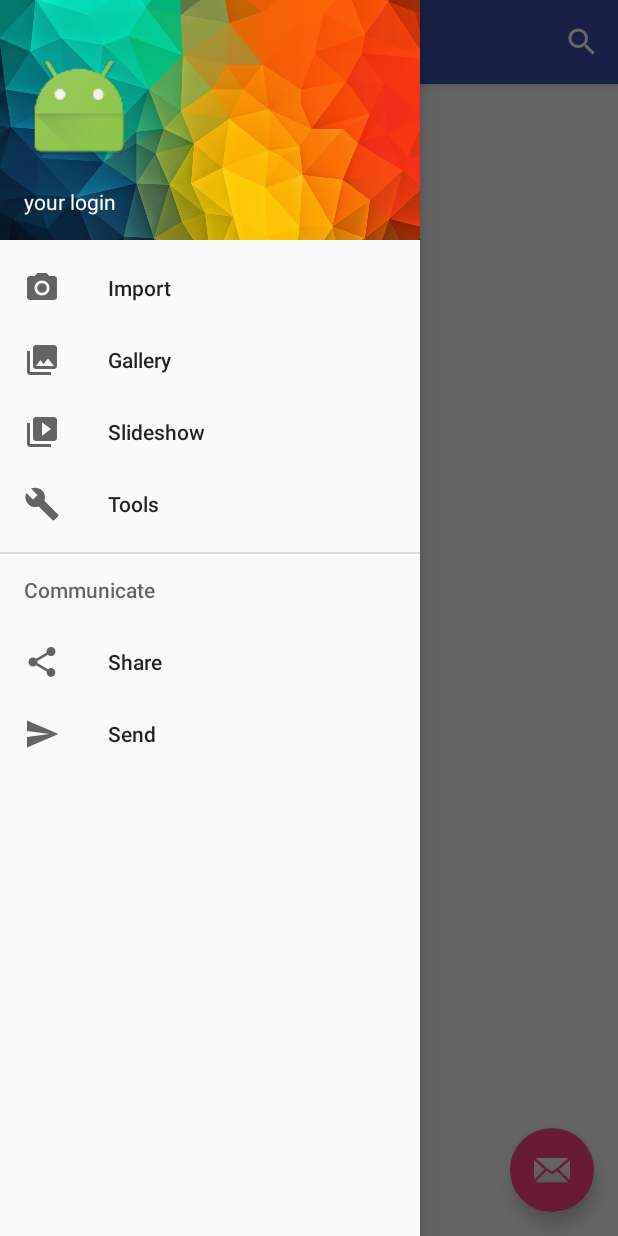
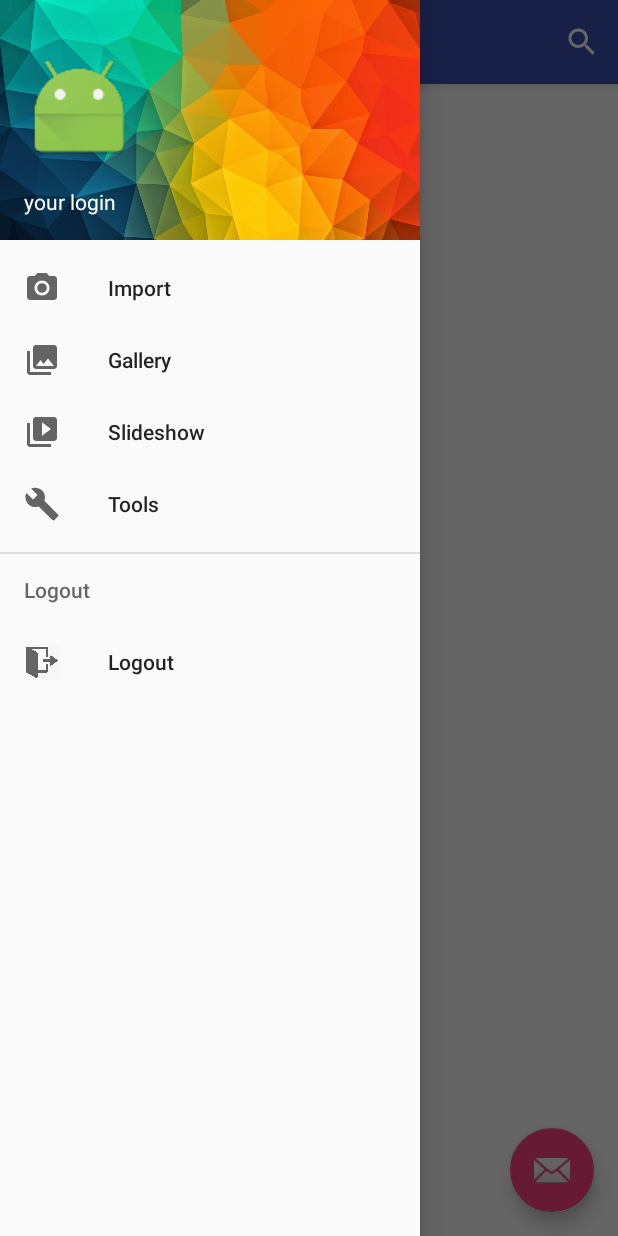
Before and after one commit to andrey56097/RetroHub_, an Android app: the MainActivity screen opened directly, with no data from a screen before it, with the side drawer open, on a phone screen of 412 x 824 dp. Run offline under Robolectric (Android 15) with nearby library versions, the phone set to English and light mode, and no system bars; our stand-ins replace Picasso; pictures from the network do not load; 1 statement that could not run was skipped.

Commit message:
littlebit changes in navbar

```diff
--- a/app/src/main/java/com/android/retrohub/activity/LoginActivity.java
+++ b/app/src/main/java/com/android/retrohub/activity/LoginActivity.java
@@ -46,9 +46,9 @@ public class LoginActivity extends AppCompatActivity {
     WebView web;
     private SwipeRefreshLayout swipeRefreshLayout;
 
-    public String token;
+    private String token;
 
-    public static SharedPreferences sharedPreferences;
+    public SharedPreferences sharedPreferences;
     SharedPreferences.Editor editor;
 
     @Override
--- a/app/src/main/res/drawable-v21/ic_menu_send.xml
+++ /dev/null
@@ -1,9 +0,0 @@
-<vector xmlns:android="http://schemas.android.com/apk/res/android"
-    android:width="24dp"
-    android:height="24dp"
-    android:viewportHeight="24.0"
-    android:viewportWidth="24.0">
-    <path
-        android:fillColor="#FF000000"
-        android:pathData="M2.01,21L23,12 2.01,3 2,10l15,2 -15,2z" />
-</vector>
--- a/app/src/main/res/layout/auth_dialog.xml
+++ b/app/src/main/res/layout/auth_dialog.xml
@@ -12,7 +12,3 @@
 
 
 </ScrollView>
-    <!--<WebView-->
-        <!--android:layout_width="match_parent"-->
-        <!--android:layout_height="match_parent"-->
-        <!--android:id="@+id/webv"/>-->
--- a/app/src/main/res/layout/layout_row_view.xml
+++ b/app/src/main/res/layout/layout_row_view.xml
@@ -11,8 +11,7 @@
         android:layout_height="50dp"
         android:layout_marginLeft="5dp"
         android:layout_marginTop="5dp"
-        android:src="@drawable/book_22"/>
-    <!--android:src="@mipmap/ic_launcher"-->
+        android:src="@drawable/ic_item_image"/>
     <LinearLayout
         android:layout_width="match_parent"
         android:layout_height="wrap_content"
--- a/app/src/main/res/layout/nav_header_main.xml
+++ b/app/src/main/res/layout/nav_header_main.xml
@@ -3,7 +3,7 @@
     xmlns:app="http://schemas.android.com/apk/res-auto"
     android:layout_width="match_parent"
     android:layout_height="160dp"
-    android:background="@drawable/ic_image2"
+    android:background="@drawable/ic_navbar_image"
     android:gravity="bottom"
     android:orientation="vertical"
     android:paddingBottom="@dimen/activity_vertical_margin"
--- a/app/src/main/res/menu/activity_main_drawer.xml
+++ b/app/src/main/res/menu/activity_main_drawer.xml
@@ -20,16 +20,12 @@
             android:title="Tools" />
     </group>
 
-    <item android:title="Communicate">
+    <item android:title="Logout">
         <menu>
             <item
-                android:id="@+id/nav_share"
-                android:icon="@drawable/ic_menu_share"
-                android:title="Share" />
-            <item
-                android:id="@+id/nav_send"
-                android:icon="@drawable/ic_menu_send"
-                android:title="Send" />
+                android:id="@+id/nav_logout"
+                android:icon="@drawable/ic_menu_exit"
+                android:title="Logout" />
         </menu>
     </item>
 
```
Also changed, not shown: app/src/main/java/com/android/retrohub/activity/MainActivity.java (+43 -36 lines), app/src/main/res/layout/activity_login.xml (+0 -33 lines), app/src/main/res/menu/main.xml (+0 -8 lines), app/src/main/res/drawable-v21/ic_menu_logout.xml (renamed from app/src/main/res/drawable-v21/ic_menu_share.xml), app/src/main/res/drawable-v21/ic_menu_slideshow.xml (line endings or trailing spaces), app/src/main/res/drawable/bk_5.png (deleted), app/src/main/res/drawable/ic_item_image.png (renamed from app/src/main/res/drawable/book_22.png), app/src/main/res/drawable/ic_menu_exit.png (added), app/src/main/res/drawable/ic_nav_bar.jpg (deleted), app/src/main/res/drawable/ic_navbar_image.jpg (renamed from app/src/main/res/drawable/ic_image2.jpg).
